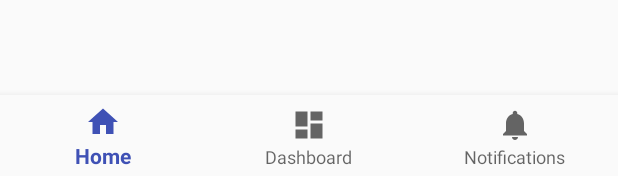
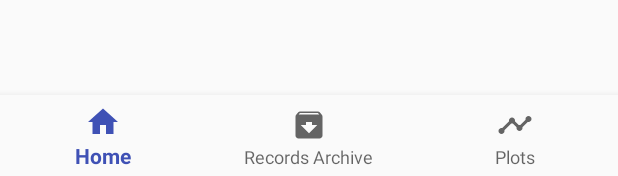
Before and after one commit to dariuszpmrugala/Medical-database, an Android app: the layout activity_main.xml on its own in the app's theme, with its tools: preview values and no code run, on a phone screen of 412 x 824 dp. Shown: the part 1057-1233 px from the top of the screen. Run offline under Robolectric (Android 15) with nearby library versions, the phone set to English and light mode, and no system bars.

Commit message:
Added Login activity and relevant icons to app home screen
Created a login activity, but we shouldn't worry about this now. It doesn't affect anything at the moment, and we will need to make a way for the user to create an account before this will work well.

Changed bottom of main activity to have tabs for home, records, and plots. Also added relevant icons to these parts

```diff
--- /dev/null
+++ b/app/src/main/res/drawable-v24/ic_archive_black_24dp.xml
@@ -0,0 +1,9 @@
+<vector xmlns:android="http://schemas.android.com/apk/res/android"
+    android:width="24dp"
+    android:height="24dp"
+    android:viewportWidth="24.0"
+    android:viewportHeight="24.0">
+    <path
+        android:fillColor="#FF000000"
+        android:pathData="M20.54,5.23l-1.39,-1.68C18.88,3.21 18.47,3 18,3H6c-0.47,0 -0.88,0.21 -1.16,0.55L3.46,5.23C3.17,5.57 3,6.02 3,6.5V19c0,1.1 0.9,2 2,2h14c1.1,0 2,-0.9 2,-2V6.5c0,-0.48 -0.17,-0.93 -0.46,-1.27zM12,17.5L6.5,12H10v-2h4v2h3.5L12,17.5zM5.12,5l0.81,-1h12l0.94,1H5.12z"/>
+</vector>
--- /dev/null
+++ b/app/src/main/res/drawable-v24/ic_timeline_black_24dp.xml
@@ -0,0 +1,9 @@
+<vector xmlns:android="http://schemas.android.com/apk/res/android"
+    android:width="24dp"
+    android:height="24dp"
+    android:viewportWidth="24.0"
+    android:viewportHeight="24.0">
+    <path
+        android:fillColor="#FF000000"
+        android:pathData="M23,8c0,1.1 -0.9,2 -2,2 -0.18,0 -0.35,-0.02 -0.51,-0.07l-3.56,3.55c0.05,0.16 0.07,0.34 0.07,0.52 0,1.1 -0.9,2 -2,2s-2,-0.9 -2,-2c0,-0.18 0.02,-0.36 0.07,-0.52l-2.55,-2.55c-0.16,0.05 -0.34,0.07 -0.52,0.07s-0.36,-0.02 -0.52,-0.07l-4.55,4.56c0.05,0.16 0.07,0.33 0.07,0.51 0,1.1 -0.9,2 -2,2s-2,-0.9 -2,-2 0.9,-2 2,-2c0.18,0 0.35,0.02 0.51,0.07l4.56,-4.55C8.02,9.36 8,9.18 8,9c0,-1.1 0.9,-2 2,-2s2,0.9 2,2c0,0.18 -0.02,0.36 -0.07,0.52l2.55,2.55c0.16,-0.05 0.34,-0.07 0.52,-0.07s0.36,0.02 0.52,0.07l3.55,-3.56C19.02,8.35 19,8.18 19,8c0,-1.1 0.9,-2 2,-2s2,0.9 2,2z"/>
+</vector>
--- a/app/src/main/res/layout/activity_main.xml
+++ b/app/src/main/res/layout/activity_main.xml
@@ -5,7 +5,7 @@
     android:id="@+id/container"
     android:layout_width="match_parent"
     android:layout_height="match_parent"
-    tools:context="edu.tamu.ecen.capstone.patientmd.MainActivity">
+    tools:context="edu.tamu.ecen.capstone.patientmd.activity.MainActivity">
 
     <TextView
         android:id="@+id/message"
--- a/app/src/main/res/menu/navigation.xml
+++ b/app/src/main/res/menu/navigation.xml
@@ -7,13 +7,14 @@
         android:title="@string/title_home" />
 
     <item
-        android:id="@+id/navigation_dashboard"
-        android:icon="@drawable/ic_dashboard_black_24dp"
-        android:title="@string/title_dashboard" />
+        android:id="@+id/navigation_archive"
+        android:icon="@drawable/ic_archive_black_24dp"
+        android:title="@string/title_archive" />
 
     <item
-        android:id="@+id/navigation_notifications"
-        android:icon="@drawable/ic_notifications_black_24dp"
-        android:title="@string/title_notifications" />
+        android:id="@+id/navigation_plots"
+        android:icon="@drawable/ic_timeline_black_24dp"
+        android:title="@string/title_plots" />
+
 
 </menu>
--- a/app/src/main/res/values/strings.xml
+++ b/app/src/main/res/values/strings.xml
@@ -1,6 +1,20 @@
 <resources>
     <string name="app_name">PatientMD</string>
     <string name="title_home">Home</string>
-    <string name="title_dashboard">Dashboard</string>
-    <string name="title_notifications">Notifications</string>
+    <string name="title_archive">Records Archive</string>
+    <string name="title_plots">Plots</string>
+    <string name="title_activity_login">Sign in</string>
+
+    <!-- Strings related to login -->
+    <string name="prompt_email">Email</string>
+    <string name="prompt_password">Password (optional)</string>
+    <string name="action_sign_in">Sign in or register</string>
+    <string name="action_sign_in_short">Sign in</string>
+    <string name="error_invalid_email">This email address is invalid</string>
+    <string name="error_invalid_password">This password is too short</string>
+    <string name="error_incorrect_password">This password is incorrect</string>
+    <string name="error_field_required">This field is required</string>
+    <string name="permission_rationale">"Contacts permissions are needed for providing email
+        completions."
+    </string>
 </resources>
```
Also changed, not shown: app/src/main/AndroidManifest.xml (+9 -1 lines), app/src/main/java/edu/tamu/ecen/capstone/patientmd/activity/LoginActivity.java (added, +354 -0 lines), app/src/main/java/edu/tamu/ecen/capstone/patientmd/activity/MainActivity.java (renamed from app/src/main/java/edu/tamu/ecen/capstone/patientmd/MainActivity.java, +22 -5 lines), app/src/main/res/layout/activity_login.xml (added, +80 -0 lines), 1 other file.
